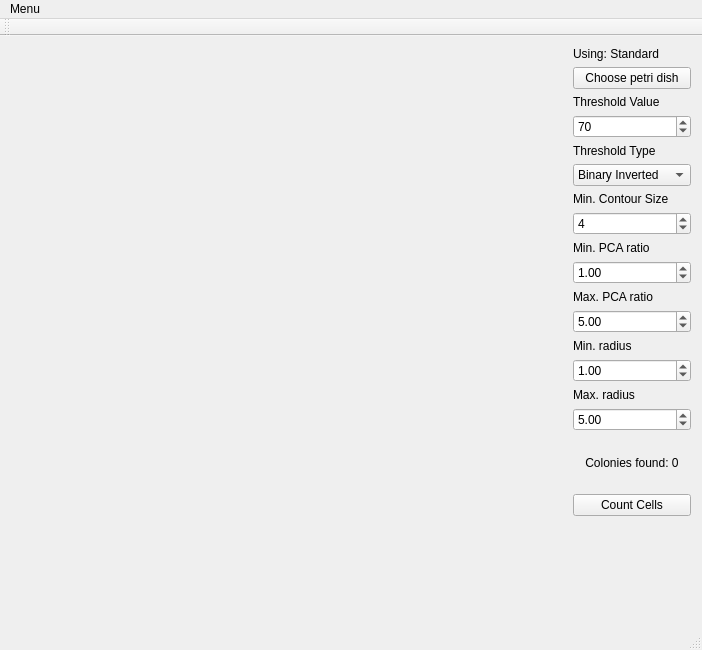
The window that mainwindow.ui (ColonyCounter/ColonyCounter-GUI) describes before a commit, drawn with Qt 5.
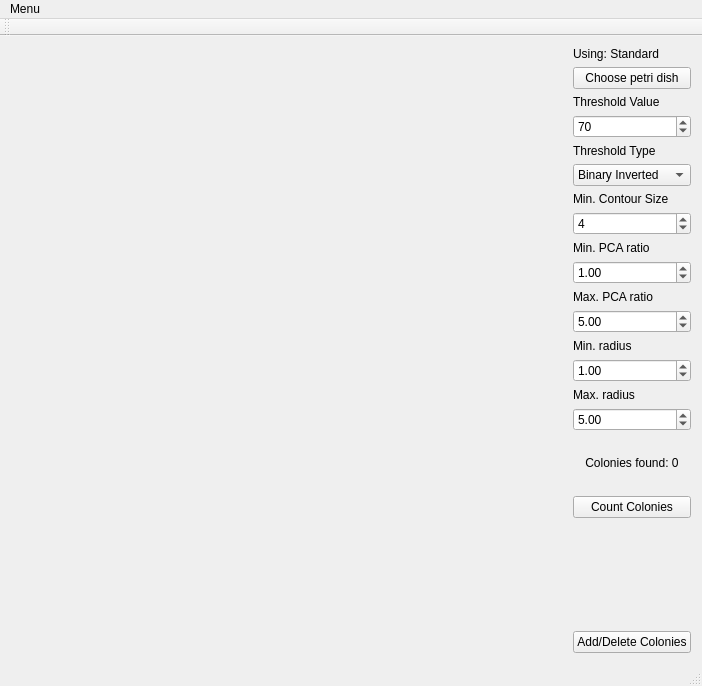
The same window after the commit.

Commit message: add manual colonies/circles

The edit to the form file:
```diff
--- a/mainwindow.ui
+++ b/mainwindow.ui
@@ -7,7 +7,7 @@
     <x>0</x>
     <y>0</y>
     <width>702</width>
-    <height>650</height>
+    <height>686</height>
    </rect>
   </property>
   <property name="windowTitle">
@@ -24,7 +24,7 @@
        </sizepolicy>
       </property>
       <property name="text">
-       <string>Count Cells</string>
+       <string>Count Colonies</string>
       </property>
      </widget>
     </item>
@@ -195,19 +195,6 @@
       </property>
      </widget>
     </item>
-    <item row="1" column="0" rowspan="27">
-     <widget class="QLabel" name="imgLabel">
-      <property name="sizePolicy">
-       <sizepolicy hsizetype="Minimum" vsizetype="Minimum">
-        <horstretch>0</horstretch>
-        <verstretch>0</verstretch>
-       </sizepolicy>
-      </property>
-      <property name="text">
-       <string/>
-      </property>
-     </widget>
-    </item>
     <item row="12" column="1">
      <widget class="QLabel" name="minRadiusLabel">
       <property name="text">
@@ -249,6 +236,26 @@
       </property>
      </widget>
     </item>
+    <item row="28" column="1">
+     <widget class="QPushButton" name="add_deleteColoniesButton">
+      <property name="text">
+       <string>Add/Delete Colonies</string>
+      </property>
+     </widget>
+    </item>
+    <item row="0" column="0" rowspan="29">
+     <widget class="QLabel" name="imgLabel">
+      <property name="sizePolicy">
+       <sizepolicy hsizetype="Minimum" vsizetype="Minimum">
+        <horstretch>0</horstretch>
+        <verstretch>0</verstretch>
+       </sizepolicy>
+      </property>
+      <property name="text">
+       <string/>
+      </property>
+     </widget>
+    </item>
    </layout>
   </widget>
   <widget class="QMenuBar" name="menuBar">
```
Left out of the diff: 57 changed lines with no effect on the pictures. The commit also changes 4 other files.
